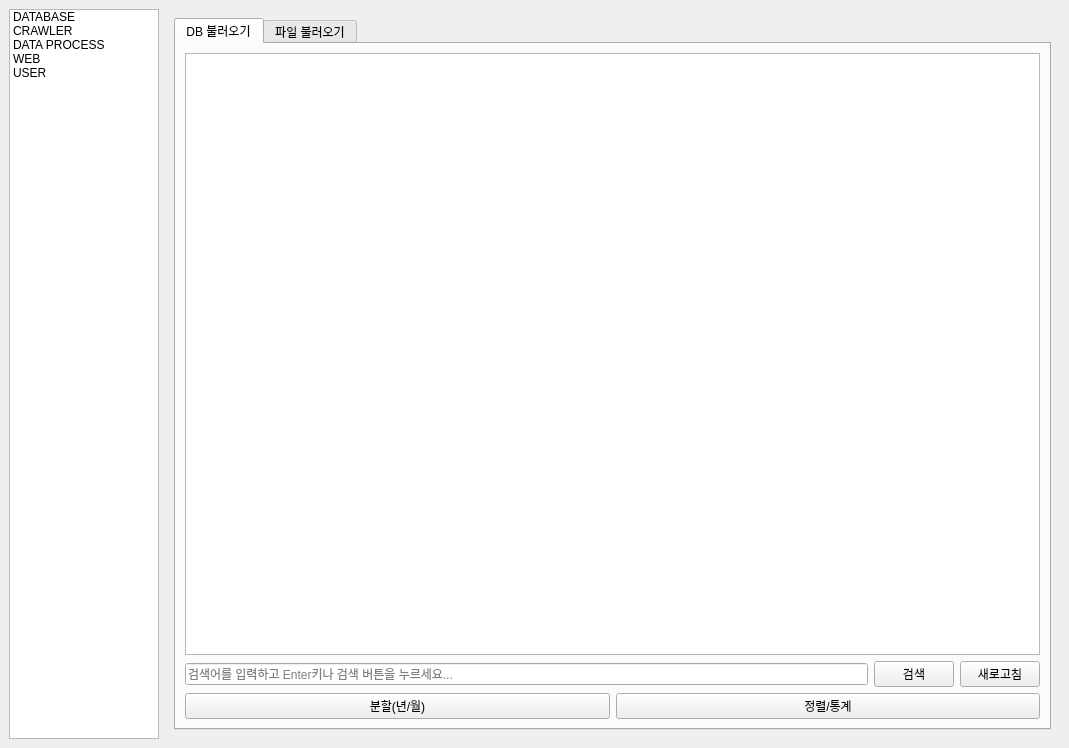
This is MANAGER/BIGMACLAB_MANAGER_GUI.ui in yojun313/knpu as Qt 5 draws it before an edit. The edited form follows.
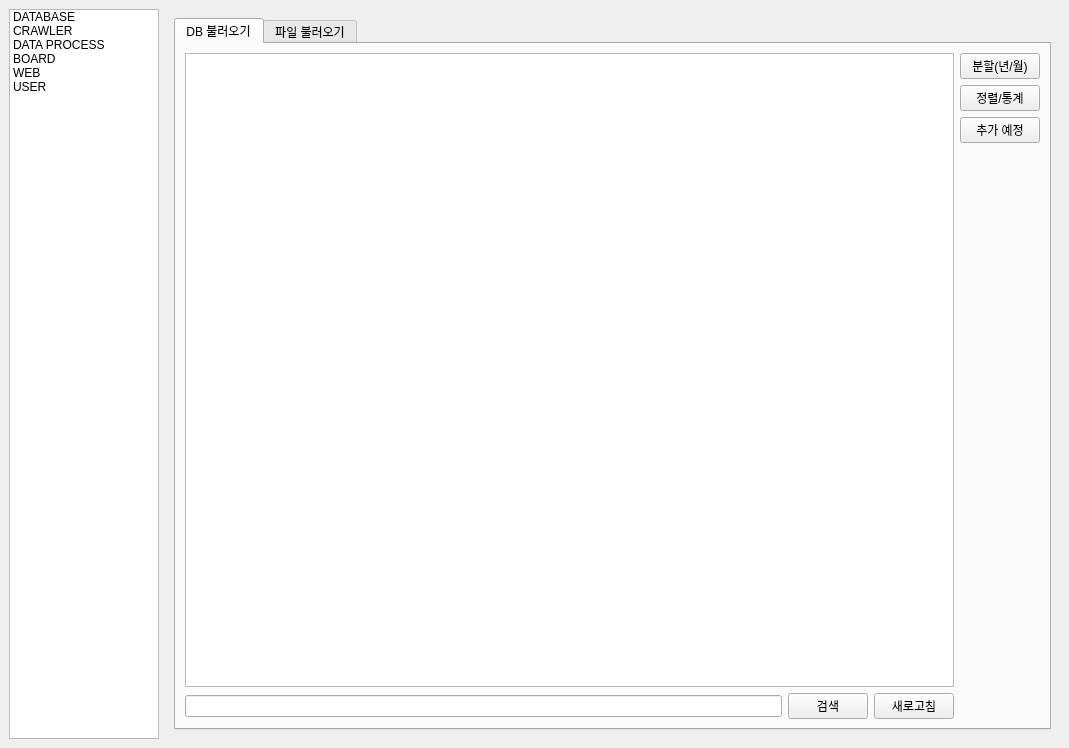
This is the edited form. The open tabs and pages were chosen to show the change.

```diff
--- a/MANAGER/BIGMACLAB_MANAGER_GUI.ui
+++ b/MANAGER/BIGMACLAB_MANAGER_GUI.ui
@@ -44,6 +44,11 @@
         <string>DATA PROCESS</string>
        </property>
       </item>
+      <item>
+       <property name="text">
+        <string>BOARD</string>
+       </property>
+      </item>
       <item>
        <property name="text">
         <string>WEB</string>
@@ -175,23 +180,16 @@
            </attribute>
            <layout class="QVBoxLayout" name="verticalLayout_tab_1">
             <item>
-             <widget class="QTableWidget" name="dataprocess_tab1_tablewidget">
-              <property name="minimumSize">
-               <size>
-                <width>19</width>
-                <height>1</height>
-               </size>
-              </property>
-             </widget>
+             <layout class="QHBoxLayout" name="horizontalLayout_6">
+              <item>
+               <layout class="QVBoxLayout" name="verticalLayout_6">
+                <item>
+                 <widget class="QTableWidget" name="dataprocess_tab1_tablewidget"/>
             </item>
             <item>
-             <layout class="QHBoxLayout" name="horizontalLayout_search">
+                 <layout class="QHBoxLayout" name="horizontalLayout_7">
               <item>
-               <widget class="QLineEdit" name="dataprocess_tab1_searchDB_lineinput">
-                <property name="placeholderText">
-                 <string>검색어를 입력하고 Enter키나 검색 버튼을 누르세요...</string>
-                </property>
-               </widget>
+                   <widget class="QLineEdit" name="dataprocess_tab1_searchDB_lineinput"/>
               </item>
               <item>
                <widget class="QPushButton" name="dataprocess_tab1_searchDB_button">
@@ -209,52 +207,46 @@
               </item>
              </layout>
             </item>
-            <item>
-             <layout class="QHBoxLayout" name="horizontalLayout_6"/>
+               </layout>
             </item>
             <item>
-             <layout class="QHBoxLayout" name="horizontalLayout_button">
+               <layout class="QVBoxLayout" name="verticalLayout_7">
               <item>
-               <widget class="QPushButton" name="dataprocess_tab1_dividefile_button">
-                <property name="sizePolicy">
-                 <sizepolicy hsizetype="Minimum" vsizetype="Fixed">
-                  <horstretch>0</horstretch>
-                  <verstretch>0</verstretch>
-                 </sizepolicy>
-                </property>
-                <property name="minimumSize">
-                 <size>
-                  <width>44</width>
-                  <height>0</height>
-                 </size>
-                </property>
+                 <widget class="QPushButton" name="pushButton_5">
                 <property name="text">
                  <string>분할(년/월)</string>
                 </property>
-                <property name="autoDefault">
-                 <bool>false</bool>
-                </property>
-                <property name="default">
-                 <bool>false</bool>
-                </property>
-                <property name="flat">
-                 <bool>false</bool>
-                </property>
                </widget>
               </item>
               <item>
-               <widget class="QPushButton" name="pushButton">
-                <property name="sizePolicy">
-                 <sizepolicy hsizetype="Minimum" vsizetype="Fixed">
-                  <horstretch>0</horstretch>
-                  <verstretch>0</verstretch>
-                 </sizepolicy>
-                </property>
+                 <widget class="QPushButton" name="pushButton_6">
                 <property name="text">
                  <string>정렬/통계</string>
                 </property>
                </widget>
               </item>
+                <item>
+                 <widget class="QPushButton" name="pushButton">
+                  <property name="text">
+                   <string>추가 예정</string>
+                  </property>
+                 </widget>
+                </item>
+                <item>
+                 <spacer name="verticalSpacer">
+                  <property name="orientation">
+                   <enum>Qt::Vertical</enum>
+                  </property>
+                  <property name="sizeHint" stdset="0">
+                   <size>
+                    <width>20</width>
+                    <height>40</height>
+                   </size>
+                  </property>
+                 </spacer>
+                </item>
+               </layout>
+              </item>
              </layout>
             </item>
            </layout>
```
Left out of the diff: 79 changed lines with no effect on the pictures. Lines whose indentation alone changed are shown as unchanged.
